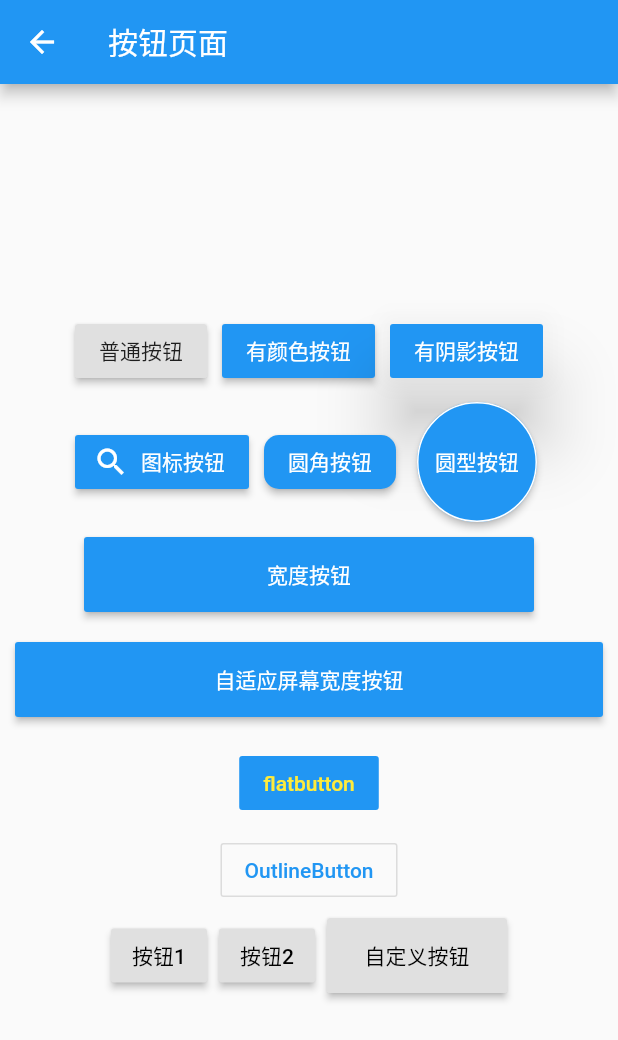
After one commit to king1039/FlutterRoute, a Flutter app: the screen it shows after launch, after a tap on "跳转到buttons页面", on a phone screen of 412 x 824 dp. The commit adds this screen. Shown: the top 1040 px of the screen. Run offline on Flutter 3.47's test engine with Material 2 defaults, Android fonts, the phone set to English and light mode, and no system bars; network calls fail.

Commit message:
各种按钮

```diff
--- /dev/null
+++ b/lib/pages/Button.dart
@@ -0,0 +1,197 @@
+import 'package:flutter/material.dart';
+
+class ButtonPage extends StatelessWidget {
+  const ButtonPage({Key key}) : super(key: key);
+
+  @override
+  Widget build(BuildContext context) {
+    return Scaffold(
+      appBar: AppBar(
+        title: Text("按钮页面"),
+      ),
+      body: Column(
+        mainAxisAlignment: MainAxisAlignment.center,
+        children: <Widget>[
+          Row(
+            mainAxisAlignment: MainAxisAlignment.center,
+            children: <Widget>[
+              RaisedButton(
+                child: Text("普通按钮"),
+                onPressed: () {
+                  print("普通按钮");
+                },
+              ),
+              SizedBox(width: 10),
+              RaisedButton(
+                child: Text("有颜色按钮"),
+                color: Colors.blue,
+                textColor: Colors.white,
+                onPressed: () {
+                  print("有颜色按钮");
+                },
+              ),
+              SizedBox(width: 10),
+              RaisedButton(
+                child: Text("有阴影按钮"),
+                color: Colors.blue,
+                textColor: Colors.white,
+                elevation: 20,
+                onPressed: () {
+                  print("有阴影按钮");
+                },
+              ),
+            ],
+          ),
+          SizedBox(height: 10),
+          Row(
+            mainAxisAlignment: MainAxisAlignment.center,
+            children: <Widget>[
+              RaisedButton.icon(
+                icon: Icon(Icons.search),
+                label: Text("图标按钮"),
+                color: Colors.blue,
+                textColor: Colors.white,
+                onPressed: () {
+                  print("按钮图标");
+                },
+              ),
+              SizedBox(width: 10),
+              RaisedButton(
+                child: Text("圆角按钮"),
+                color: Colors.blue,
+                textColor: Colors.white,
+                shape: RoundedRectangleBorder(
+                    borderRadius: BorderRadius.circular(10)),
+                onPressed: () {
+                  print("圆角按钮");
+                },
+              ),
+              SizedBox(width: 10),
+              Container(
+                height: 80,
+                child: RaisedButton(
+                  child: Text("圆型按钮"),
+                  color: Colors.blue,
+                  textColor: Colors.white,
+                  splashColor: Colors.yellow,
+                  shape: CircleBorder(
+                      side: BorderSide(
+                    color: Colors.white,
+                  )),
+                  onPressed: () {
+                    print("圆型按钮");
+                  },
+                ),
+              ),
+            ],
+          ),
+          SizedBox(height: 10),
+          Row(
+            mainAxisAlignment: MainAxisAlignment.center,
+            children: <Widget>[
+              Container(
+                width: 300,
+                height: 50,
+                child: RaisedButton(
+                  child: Text("宽度按钮"),
+                  color: Colors.blue,
+                  textColor: Colors.white,
+                  splashColor: Colors.yellow,
+                  onPressed: () {
+                    print("宽度按钮");
+                  },
+                ),
+              ),
+            ],
+          ),
+          SizedBox(height: 10),
+          Row(
+            mainAxisAlignment: MainAxisAlignment.center,
+            children: <Widget>[
+              Expanded(
+                child: Container(
+                  height: 50,
+                  margin: EdgeInsets.all(10),
+                  child: RaisedButton(
+                    child: Text("自适应屏幕宽度按钮"),
+                    color: Colors.blue,
+                    textColor: Colors.white,
+                    onPressed: () {
+                      print("自适应屏幕宽度按钮");
+                    },
+                  ),
+                ),
+              )
+            ],
+          ),
+          SizedBox(height: 10),
+          FlatButton(
+            child: Text("flatbutton"),
+            color: Colors.blue,
+            textColor: Colors.yellow,
+            onPressed: () {
+              print("flatbutton");
+            },
+          ),
+          SizedBox(height: 10),
+          //无背景色效果
+          OutlineButton(
+            child: Text("OutlineButton"),
+            color: Colors.blue, //没有效果
+            textColor: Colors.blue,
+            onPressed: () {
+              print("OutlineButton");
+            },
+          ),
+          Row(
+            mainAxisAlignment: MainAxisAlignment.center,
+            children: <Widget>[
+              //按钮组
+              ButtonBar(
+                children: <Widget>[
+                  RaisedButton(
+                    child: Text("按钮1"),
+                    onPressed: () {
+                      print("按钮1");
+                    },
+                  ),
+                  RaisedButton(
+                    child: Text("按钮2"),
+                    onPressed: () {
+                      print("按钮2");
+                    },
+                  ),
+                  MyButton(
+                    text: "自定义按钮",
+                    pressed: () {
+                      print("自定义按钮");
+                    },
+                  )
+                ],
+              )
+            ],
+          )
+        ],
+      ),
+    );
+  }
+}
+
+//自定义按钮组件
+class MyButton extends StatelessWidget {
+  final text;
+  final pressed;
+  const MyButton({this.text = '', this.pressed = null});
+
+  @override
+  Widget build(BuildContext context) {
+    return Container(
+      height: 50,
+      width: 120,
+      child: RaisedButton(
+        child: Text(this.text),
+        onPressed: this.pressed,
+      ),
+    );
+  }
+}
--- a/lib/pages/tabs/Home.dart
+++ b/lib/pages/tabs/Home.dart
@@ -55,6 +55,15 @@ class _HomePageState extends State<HomePage> {
             Navigator.pushNamed(context, '/tabBarController');
           },
         ),
+        SizedBox(
+          height: 20,
+        ),
+        RaisedButton(
+          child: Text("跳转到buttons页面"),
+          onPressed: () {
+            Navigator.pushNamed(context, '/button');
+          },
+        ),
       ],
     );
   }
--- a/lib/routes/Routes.dart
+++ b/lib/routes/Routes.dart
@@ -11,6 +11,7 @@ import '../pages/user/RegisterThird.dart';
 import '../pages/AppBarDemo.dart';
 import '../pages/TabBarController.dart';
 import '../pages/User.dart';
+import '../pages/Button.dart';
 
 //配置路由
 final routes = {
@@ -27,6 +28,7 @@ final routes = {
   '/appBarDemo': (context) => AppBarDemoPage(),
   '/tabBarController': (context) => TabBarControllerPage(),
   '/user': (context) => UserPage(),
+  '/button': (context) => ButtonPage(),
 };
 
 //固定写法
```
